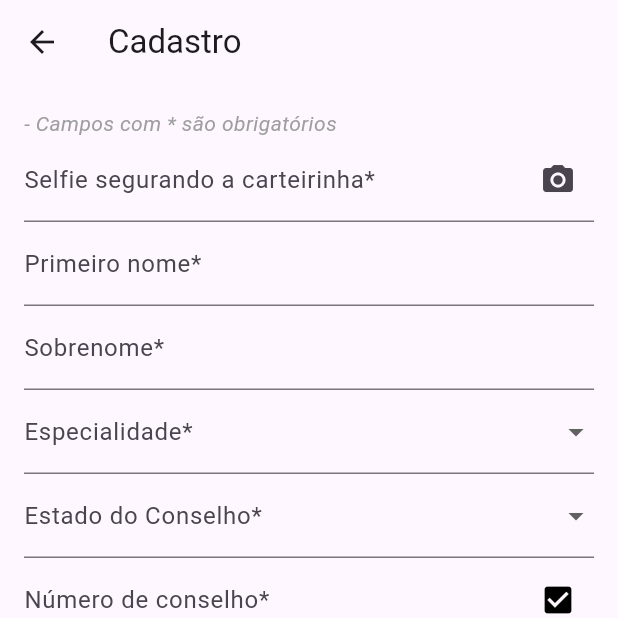
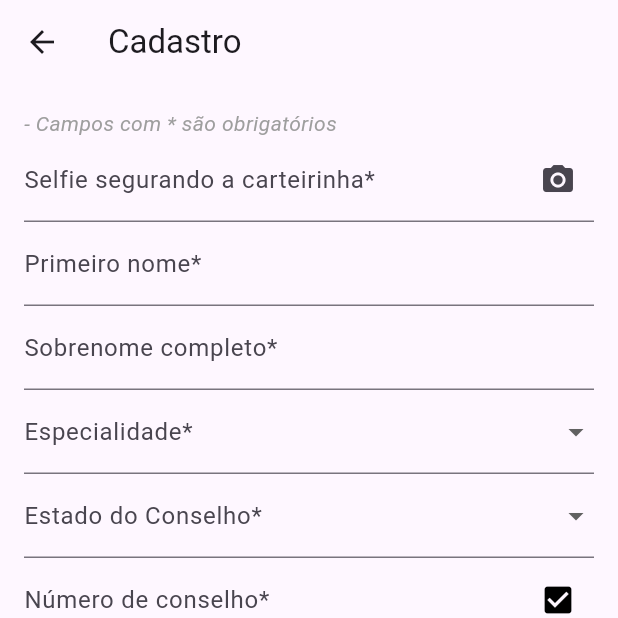
Before and after one commit to brun-brito/InjectGO, a Flutter app: the SignUpScreen screen opened directly, on a phone screen of 412 x 824 dp, the top half of it. Run offline on Flutter 3.47's test engine with Material 3 defaults, Android fonts, the phone set to English and light mode, and no system bars; our stand-ins replace chewie, cloud_firestore, firebase_auth, firebase_core, firebase_storage, flutter_dotenv and 3 more; accounts and stored records are empty; generated files the repository leaves out were written again; network calls fail.

Commit message:
adicao de e-mail de suporte na tela de cadastro e troca de url no token

```diff
--- a/lib/screens/cadastro_screen.dart
+++ b/lib/screens/cadastro_screen.dart
@@ -1,6 +1,7 @@
 // ignore_for_file: library_private_types_in_public_api, curly_braces_in_flow_control_structures, use_build_context_synchronously, prefer_typing_uninitialized_variables
 import 'dart:io';
 import 'package:firebase_auth/firebase_auth.dart';
+import 'package:flutter/gestures.dart';
 import 'package:flutter/material.dart';
 import 'package:flutter/services.dart';
 import 'package:image_picker/image_picker.dart';
@@ -157,7 +158,7 @@ class _SignUpScreenState extends State<SignUpScreen> {
 
             TextFormField(
               controller: _lastNameController,
-              decoration: const InputDecoration(labelText: 'Sobrenome*'),
+              decoration: const InputDecoration(labelText: 'Sobrenome completo*'),
               inputFormatters: [
                 FilteringTextInputFormatter.allow(RegExp(r'[a-zA-ZáÁÃãéÉíÍóÓÕõúÚâÂêÊîÎôÔûÛàÀèÈìÌòÒùÙçÇñÑ-\s]')),
                 TextInputFormatter.withFunction((oldValue, newValue) {
@@ -329,11 +330,11 @@ class _SignUpScreenState extends State<SignUpScreen> {
                       else{
                         setState(() => _statusColor = Colors.red);
                         ScaffoldMessenger.of(context).showSnackBar(
-                          const SnackBar(content: Text("Não foi encontrado nenhum resultado. Por favor, confira os dados informados.")));
+                          const SnackBar(content: Text("Não foi encontrado nenhum resultado válido. Por favor, confira os dados informados ou tente novamente mais tarde.")));
                       }
                     } catch (e) {
                       ScaffoldMessenger.of(context).showSnackBar(
-                         SnackBar(content: Text("Erro inesperado: ${e.toString()}"))
+                         const SnackBar(content: Text("Erro inesperado. Tente novamente mais tarde."))//${e.toString()}"))
                   );
                     } finally {
                       setState(() => _isLoadingVerify = false);
@@ -528,7 +529,7 @@ class _SignUpScreenState extends State<SignUpScreen> {
                     mensagemSucesso();
                   } catch (e) {
                     ScaffoldMessenger.of(context).showSnackBar(
-                      SnackBar(content: Text("Falha ao registrar: ${e.toString()}"))
+                      SnackBar(content: Text("Falha ao registrar profissional: ${e.toString()}"))
                     );
                   } finally {
                     setState(() {
@@ -565,13 +566,43 @@ class _SignUpScreenState extends State<SignUpScreen> {
               child: const Text('Cancelar', style: TextStyle(color: Colors.red)),
             ),
           ),
-
-
-          ],
-        ),
+          SelectableText.rich(
+            TextSpan(
+              text: 'Se estiver enfrentando alguma dificuldade em se cadastrar, envie um e-mail para ',
+              style: const TextStyle(
+                fontStyle: FontStyle.italic,
+                fontSize: 14.5,
+              ),
+              children: [
+                TextSpan(
+                  text: 'suporte@injectgo.com',
+                  style: const TextStyle(
+                    color: Colors.blue,
+                    decoration: TextDecoration.underline,
+                  ),
+                  recognizer: TapGestureRecognizer()
+                    ..onTap = () {
+                      Clipboard.setData(const ClipboardData(text: 'suporte@injectgo.com'));
+                      ScaffoldMessenger.of(context).showSnackBar(
+                        const SnackBar(content: Text('E-mail copiado para a área de transferência')),
+                      );
+                    },
+                ),
+                const TextSpan(
+                  text: ', que iremos lhe ajudar!',
+                  style: TextStyle(
+                    fontStyle: FontStyle.italic,
+                    fontSize: 14.5,
+                  ),
+                ),
+              ],
+            ),
+          ),
+        ],
       ),
-    );
-  }
+    ),
+  );
+}
 
   Future<void> addUserWithFirebase(Map<String, dynamic> userData) async {
     String nome = _nameController.text;
@@ -822,8 +853,8 @@ void _removeCertidaoImage() {
       List<dynamic> dataList = jsonResponse['data'][0]['lista_registros'] as List;
       return dataList.any((dataItem) {
         var firstName = (dataItem['nome_razao_social'] as String).split(' ')[0].toLowerCase();
-        var situacao = (dataItem['situacao'] as String);
-        var verificaCons = (dataItem['numero_registro'] as String);
+         var situacao = (dataItem['situacao'] as String);
+        var verificaCons = (dataItem['numero_registro'] as String).trim();
         if(firstName == _nameController.text.toLowerCase() && situacao == 'ATIVO' && verificaCons == nroCconselho){
           enviaConselho();
           return true;
--- a/lib/subtelas/token.dart
+++ b/lib/subtelas/token.dart
@@ -71,7 +71,7 @@ class _TOTPDisplayState extends State<TOTPDisplay> {
     setState(() {
       _isLoading = true;
     });
-    var url = Uri.parse('https://injectgo.rj.r.appspot.com/generate-totp?user=$_user');
+    var url = Uri.parse('https://20240528t132936-dot-injectgo.rj.r.appspot.com//generate-totp?user=$_user');
     // var url = Uri.parse('http://10.0.2.2:8080/generate-totp?user=$_user');
     var response = await http.get(url, headers: {'x-api-key': 'injectgoinjetaveis'});
     if (response.statusCode == 200) {
```
Also changed, not shown: 1 other file.
